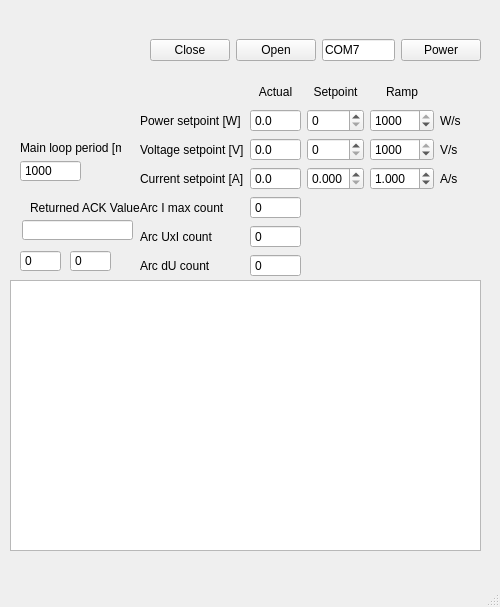
MarekVidis/TRDC_PlasmaSource, file TrueDC_layout.ui: the form before one commit.
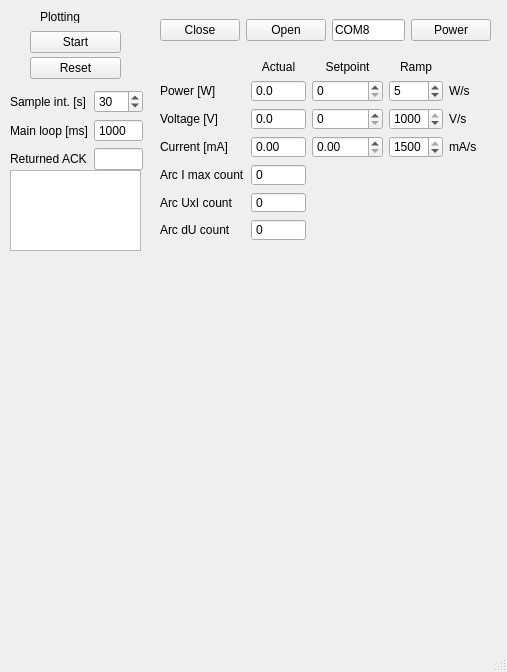
The form after the commit. Custom widgets are drawn as their Qt base class.

What changed in the file:
```diff
--- a/TrueDC_layout.ui
+++ b/TrueDC_layout.ui
@@ -6,8 +6,8 @@
    <rect>
     <x>0</x>
     <y>0</y>
-    <width>500</width>
-    <height>607</height>
+    <width>507</width>
+    <height>672</height>
    </rect>
   </property>
   <property name="windowTitle">
@@ -18,9 +18,9 @@
     <property name="geometry">
      <rect>
       <x>10</x>
-      <y>280</y>
-      <width>471</width>
-      <height>271</height>
+      <y>170</y>
+      <width>131</width>
+      <height>81</height>
      </rect>
     </property>
     <property name="readOnly">
@@ -30,8 +30,8 @@
    <widget class="QWidget" name="horizontalLayoutWidget">
     <property name="geometry">
      <rect>
-      <x>150</x>
-      <y>30</y>
+      <x>160</x>
+      <y>10</y>
       <width>331</width>
       <height>41</height>
      </rect>
@@ -54,7 +54,7 @@
      <item>
       <widget class="QLineEdit" name="com_port">
        <property name="text">
-        <string>COM7</string>
+        <string>COM8</string>
        </property>
       </widget>
      </item>
@@ -76,68 +76,13 @@
      </item>
     </layout>
    </widget>
-   <widget class="QLabel" name="label">
-    <property name="geometry">
-     <rect>
-      <x>30</x>
-      <y>200</y>
-      <width>111</width>
-      <height>16</height>
-     </rect>
-    </property>
-    <property name="text">
-     <string>Returned ACK Value</string>
-    </property>
-   </widget>
-   <widget class="QLineEdit" name="ACK_value">
-    <property name="geometry">
-     <rect>
-      <x>22</x>
-      <y>220</y>
-      <width>111</width>
-      <height>20</height>
-     </rect>
-    </property>
-   </widget>
-   <widget class="QSpinBox" name="ACK_byte_1">
-    <property name="geometry">
-     <rect>
-      <x>20</x>
-      <y>250</y>
-      <width>41</width>
-      <height>22</height>
-     </rect>
-    </property>
-    <property name="readOnly">
-     <bool>true</bool>
-    </property>
-    <property name="buttonSymbols">
-     <enum>QAbstractSpinBox::NoButtons</enum>
-    </property>
-   </widget>
-   <widget class="QSpinBox" name="ACK_byte_2">
-    <property name="geometry">
-     <rect>
-      <x>70</x>
-      <y>250</y>
-      <width>41</width>
-      <height>22</height>
-     </rect>
-    </property>
-    <property name="readOnly">
-     <bool>true</bool>
-    </property>
-    <property name="buttonSymbols">
-     <enum>QAbstractSpinBox::NoButtons</enum>
-    </property>
-   </widget>
    <widget class="QWidget" name="gridLayoutWidget_3">
     <property name="geometry">
      <rect>
-      <x>140</x>
-      <y>80</y>
-      <width>342</width>
-      <height>197</height>
+      <x>160</x>
+      <y>60</y>
+      <width>331</width>
+      <height>181</height>
      </rect>
     </property>
     <layout class="QGridLayout" name="gridLayout">
@@ -154,7 +99,182 @@
         <enum>QAbstractSpinBox::NoButtons</enum>
        </property>
        <property name="maximum">
-        <number>100000000</number>
+        <number>10000000</number>
+       </property>
+      </widget>
+     </item>
+     <item row="2" column="0">
+      <widget class="QLabel" name="U_label">
+       <property name="text">
+        <string>Voltage [V]</string>
+       </property>
+      </widget>
+     </item>
+     <item row="1" column="1">
+      <widget class="QDoubleSpinBox" name="P_act">
+       <property name="readOnly">
+        <bool>true</bool>
+       </property>
+       <property name="buttonSymbols">
+        <enum>QAbstractSpinBox::NoButtons</enum>
+       </property>
+       <property name="decimals">
+        <number>1</number>
+       </property>
+       <property name="maximum">
+        <double>5000.000000000000000</double>
+       </property>
+       <property name="singleStep">
+        <double>0.000000000000000</double>
+       </property>
+      </widget>
+     </item>
+     <item row="1" column="0">
+      <widget class="QLabel" name="P_label">
+       <property name="text">
+        <string>Power [W]</string>
+       </property>
+      </widget>
+     </item>
+     <item row="2" column="3">
+      <widget class="QDoubleSpinBox" name="U_ramp">
+       <property name="keyboardTracking">
+        <bool>false</bool>
+       </property>
+       <property name="decimals">
+        <number>0</number>
+       </property>
+       <property name="minimum">
+        <double>1.000000000000000</double>
+       </property>
+       <property name="maximum">
+        <double>1000.000000000000000</double>
+       </property>
+       <property name="value">
+        <double>1000.000000000000000</double>
+       </property>
+      </widget>
+     </item>
+     <item row="1" column="4">
+      <widget class="QLabel" name="label_11">
+       <property name="text">
+        <string>W/s</string>
+       </property>
+      </widget>
+     </item>
+     <item row="2" column="4">
+      <widget class="QLabel" name="label_9">
+       <property name="text">
+        <string>V/s</string>
+       </property>
+      </widget>
+     </item>
+     <item row="3" column="0">
+      <widget class="QLabel" name="I_label">
+       <property name="text">
+        <string>Current [mA]</string>
+       </property>
+      </widget>
+     </item>
+     <item row="3" column="3">
+      <widget class="QDoubleSpinBox" name="I_ramp">
+       <property name="keyboardTracking">
+        <bool>false</bool>
+       </property>
+       <property name="decimals">
+        <number>0</number>
+       </property>
+       <property name="minimum">
+        <double>0.000000000000000</double>
+       </property>
+       <property name="maximum">
+        <double>1500.000000000000000</double>
+       </property>
+       <property name="singleStep">
+        <double>0.001000000000000</double>
+       </property>
+       <property name="value">
+        <double>1500.000000000000000</double>
+       </property>
+      </widget>
+     </item>
+     <item row="3" column="1">
+      <widget class="QDoubleSpinBox" name="I_act">
+       <property name="readOnly">
+        <bool>true</bool>
+       </property>
+       <property name="buttonSymbols">
+        <enum>QAbstractSpinBox::NoButtons</enum>
+       </property>
+       <property name="decimals">
+        <number>2</number>
+       </property>
+       <property name="maximum">
+        <double>1500.000000000000000</double>
+       </property>
+       <property name="singleStep">
+        <double>0.000000000000000</double>
+       </property>
+      </widget>
+     </item>
+     <item row="3" column="4">
+      <widget class="QLabel" name="label_10">
+       <property name="text">
+        <string>mA/s</string>
+       </property>
+      </widget>
+     </item>
+     <item row="2" column="1">
+      <widget class="QDoubleSpinBox" name="U_act">
+       <property name="readOnly">
+        <bool>true</bool>
+       </property>
+       <property name="buttonSymbols">
+        <enum>QAbstractSpinBox::NoButtons</enum>
+       </property>
+       <property name="decimals">
+        <number>1</number>
+       </property>
+       <property name="maximum">
+        <double>1000.000000000000000</double>
+       </property>
+       <property name="singleStep">
+        <double>0.000000000000000</double>
+       </property>
+       <property name="value">
+        <double>0.000000000000000</double>
+       </property>
+      </widget>
+     </item>
+     <item row="2" column="2">
+      <widget class="QDoubleSpinBox" name="U_setpoint">
+       <property name="keyboardTracking">
+        <bool>false</bool>
+       </property>
+       <property name="decimals">
+        <number>0</number>
+       </property>
+       <property name="maximum">
+        <double>800.000000000000000</double>
+       </property>
+       <property name="value">
+        <double>0.000000000000000</double>
+       </property>
+      </widget>
+     </item>
+     <item row="1" column="2">
+      <widget class="QDoubleSpinBox" name="P_setpoint">
+       <property name="keyboardTracking">
+        <bool>false</bool>
+       </property>
+       <property name="decimals">
+        <number>0</number>
+       </property>
+       <property name="maximum">
+        <double>5000.000000000000000</double>
+       </property>
+       <property name="singleStep">
+        <double>1.000000000000000</double>
        </property>
       </widget>
      </item>
@@ -171,7 +291,7 @@
         <enum>QAbstractSpinBox::NoButtons</enum>
        </property>
        <property name="maximum">
-        <number>100000000</number>
+        <number>10000000</number>
        </property>
       </widget>
      </item>
@@ -221,6 +341,9 @@
        <property name="buttonSymbols">
         <enum>QAbstractSpinBox::NoButtons</enum>
        </property>
+       <property name="maximum">
+        <number>100000000</number>
+       </property>
       </widget>
      </item>
      <item row="0" column="3">
@@ -248,79 +371,10 @@
         <double>1.000000000000000</double>
        </property>
        <property name="maximum">
-        <double>1000.000000000000000</double>
+        <double>5000.000000000000000</double>
        </property>
        <property name="value">
-        <double>1000.000000000000000</double>
-       </property>
-      </widget>
-     </item>
-     <item row="1" column="4">
-      <widget class="QLabel" name="label_11">
-       <property name="text">
-        <string>W/s</string>
-       </property>
-      </widget>
-     </item>
-     <item row="2" column="4">
-      <widget class="QLabel" name="label_9">
-       <property name="text">
-        <string>V/s</string>
-       </property>
-      </widget>
-     </item>
-     <item row="3" column="0">
-      <widget class="QLabel" name="I_label">
-       <property name="text">
-        <string>Current setpoint [A]</string>
-       </property>
-      </widget>
-     </item>
-     <item row="3" column="3">
-      <widget class="QDoubleSpinBox" name="I_ramp">
-       <property name="keyboardTracking">
-        <bool>false</bool>
-       </property>
-       <property name="decimals">
-        <number>3</number>
-       </property>
-       <property name="minimum">
-        <double>0.001000000000000</double>
-       </property>
-       <property name="maximum">
-        <double>10.000000000000000</double>
-       </property>
-       <property name="singleStep">
-        <double>0.001000000000000</double>
-       </property>
-       <property name="value">
-        <double>1.000000000000000</double>
-       </property>
-      </widget>
-     </item>
-     <item row="3" column="1">
-      <widget class="QDoubleSpinBox" name="I_act">
-       <property name="readOnly">
-        <bool>true</bool>
-       </property>
-       <property name="buttonSymbols">
-        <enum>QAbstractSpinBox::NoButtons</enum>
-       </property>
-       <property name="decimals">
-        <number>1</number>
-       </property>
-       <property name="maximum">
-        <double>3000.000000000000000</double>
-       </property>
-       <property name="singleStep">
-        <double>0.000000000000000</double>
-       </property>
-      </widget>
-     </item>
-     <item row="3" column="4">
-      <widget class="QLabel" name="label_10">
-       <property name="text">
-        <string>A/s</string>
+        <double>5.000000000000000</double>
        </property>
       </widget>
      </item>
@@ -330,160 +384,208 @@
         <bool>false</bool>
        </property>
        <property name="decimals">
-        <number>3</number>
+        <number>2</number>
        </property>
        <property name="maximum">
-        <double>3.000000000000000</double>
+        <double>1500.000000000000000</double>
        </property>
        <property name="singleStep">
         <double>0.001000000000000</double>
        </property>
       </widget>
      </item>
+    </layout>
+   </widget>
+   <widget class="PlotWidget" name="arc_dU_graph" native="true">
+    <property name="geometry">
+     <rect>
+      <x>20</x>
+      <y>270</y>
+      <width>461</width>
+      <height>151</height>
+     </rect>
+    </property>
+   </widget>
+   <widget class="QLabel" name="label_14">
+    <property name="geometry">
+     <rect>
+      <x>40</x>
+      <y>10</y>
+      <width>47</width>
+      <height>13</height>
+     </rect>
+    </property>
+    <property name="text">
+     <string>Plotting</string>
+    </property>
+   </widget>
+   <widget class="QWidget" name="verticalLayoutWidget">
+    <property name="geometry">
+     <rect>
+      <x>30</x>
+      <y>30</y>
+      <width>91</width>
+      <height>51</height>
+     </rect>
+    </property>
+    <layout class="QVBoxLayout" name="Ploting_layout">
+     <property name="spacing">
+      <number>3</number>
+     </property>
+     <item>
+      <widget class="QPushButton" name="plot_start">
+       <property name="text">
+        <string>Start</string>
+       </property>
+       <property name="checkable">
+        <bool>true</bool>
+       </property>
+      </widget>
+     </item>
+     <item>
+      <widget class="QPushButton" name="plot_reset">
+       <property name="text">
+        <string>Reset</string>
+       </property>
+      </widget>
+     </item>
+    </layout>
+   </widget>
+   <widget class="PlotWidget" name="arc_Im_UxI_graph" native="true">
+    <property name="geometry">
+     <rect>
+      <x>20</x>
+      <y>430</y>
+      <width>461</width>
+      <height>111</height>
+     </rect>
+    </property>
+   </widget>
+   <widget class="QWidget" name="gridLayoutWidget">
+    <property name="geometry">
+     <rect>
+      <x>10</x>
+      <y>90</y>
+      <width>131</width>
+      <height>74</height>
+     </rect>
+    </property>
+    <layout class="QGridLayout" name="gridLayout_2">
+     <property name="sizeConstraint">
+      <enum>QLayout::SetMinimumSize</enum>
+     </property>
+     <item row="1" column="1">
+      <widget class="QSpinBox" name="loop_period">
+       <property name="sizePolicy">
+        <sizepolicy hsizetype="Maximum" vsizetype="Fixed">
+         <horstretch>0</horstretch>
+         <verstretch>0</verstretch>
+        </sizepolicy>
+       </property>
+       <property name="maximumSize">
+        <size>
+         <width>49</width>
+         <height>16777215</height>
+        </size>
+       </property>
+       <property name="buttonSymbols">
+        <enum>QAbstractSpinBox::NoButtons</enum>
+       </property>
+       <property name="keyboardTracking">
+        <bool>false</bool>
+       </property>
+       <property name="minimum">
+        <number>100</number>
+       </property>
+       <property name="maximum">
+        <number>100000</number>
+       </property>
+       <property name="value">
+        <number>1000</number>
+       </property>
+      </widget>
+     </item>
      <item row="2" column="1">
-      <widget class="QDoubleSpinBox" name="U_act">
-       <property name="readOnly">
-        <bool>true</bool>
+      <widget class="QLineEdit" name="ACK_value">
+       <property name="sizePolicy">
+        <sizepolicy hsizetype="Maximum" vsizetype="Fixed">
+         <horstretch>0</horstretch>
+         <verstretch>0</verstretch>
+        </sizepolicy>
        </property>
-       <property name="buttonSymbols">
-        <enum>QAbstractSpinBox::NoButtons</enum>
+       <property name="minimumSize">
+        <size>
+         <width>0</width>
+         <height>0</height>
+        </size>
        </property>
-       <property name="decimals">
-        <number>1</number>
-       </property>
-       <property name="maximum">
-        <double>1000.000000000000000</double>
-       </property>
-       <property name="singleStep">
-        <double>0.000000000000000</double>
-       </property>
-       <property name="value">
-        <double>0.000000000000000</double>
-       </property>
-      </widget>
-     </item>
-     <item row="2" column="2">
-      <widget class="QDoubleSpinBox" name="U_setpoint">
-       <property name="keyboardTracking">
-        <bool>false</bool>
-       </property>
-       <property name="decimals">
-        <number>0</number>
-       </property>
-       <property name="maximum">
-        <double>1000.000000000000000</double>
-       </property>
-       <property name="value">
-        <double>0.000000000000000</double>
-       </property>
-      </widget>
-     </item>
-     <item row="1" column="2">
-      <widget class="QDoubleSpinBox" name="P_setpoint">
-       <property name="keyboardTracking">
-        <bool>false</bool>
-       </property>
-       <property name="decimals">
-        <number>0</number>
-       </property>
-       <property name="maximum">
-        <double>1000.000000000000000</double>
-       </property>
-       <property name="singleStep">
-        <double>1.000000000000000</double>
+       <property name="maximumSize">
+        <size>
+         <width>49</width>
+         <height>16777215</height>
+        </size>
        </property>
       </widget>
      </item>
      <item row="2" column="0">
-      <widget class="QLabel" name="U_label">
+      <widget class="QLabel" name="label">
        <property name="text">
-        <string>Voltage setpoint [V]</string>
-       </property>
-      </widget>
-     </item>
-     <item row="1" column="1">
-      <widget class="QDoubleSpinBox" name="P_act">
-       <property name="readOnly">
-        <bool>true</bool>
-       </property>
-       <property name="buttonSymbols">
-        <enum>QAbstractSpinBox::NoButtons</enum>
-       </property>
-       <property name="decimals">
-        <number>1</number>
-       </property>
-       <property name="maximum">
-        <double>1000.000000000000000</double>
-       </property>
-       <property name="singleStep">
-        <double>1.000000000000000</double>
+        <string>Returned ACK</string>
        </property>
       </widget>
      </item>
      <item row="1" column="0">
-      <widget class="QLabel" name="P_label">
+      <widget class="QLabel" name="label_12">
        <property name="text">
-        <string>Power setpoint [W]</string>
+        <string>Main loop [ms]</string>
        </property>
       </widget>
      </item>
-     <item row="2" column="3">
-      <widget class="QDoubleSpinBox" name="U_ramp">
+     <item row="0" column="0">
+      <widget class="QLabel" name="label_15">
+       <property name="text">
+        <string>Sample int. [s]</string>
+       </property>
+      </widget>
+     </item>
+     <item row="0" column="1">
+      <widget class="QSpinBox" name="sample_interval">
+       <property name="sizePolicy">
+        <sizepolicy hsizetype="Minimum" vsizetype="Fixed">
+         <horstretch>0</horstretch>
+         <verstretch>0</verstretch>
+        </sizepolicy>
+       </property>
+       <property name="maximumSize">
+        <size>
+         <width>49</width>
+         <height>16777215</height>
+        </size>
+       </property>
        <property name="keyboardTracking">
         <bool>false</bool>
        </property>
-       <property name="decimals">
-        <number>0</number>
-       </property>
        <property name="minimum">
-        <double>1.000000000000000</double>
+        <number>1</number>
        </property>
        <property name="maximum">
-        <double>1000.000000000000000</double>
+        <number>3600</number>
        </property>
        <property name="value">
-        <double>1000.000000000000000</double>
+        <number>30</number>
        </property>
       </widget>
      </item>
     </layout>
    </widget>
-   <widget class="QSpinBox" name="loop_period">
+   <widget class="PlotWidget" name="applied_U_graph" native="true">
     <property name="geometry">
      <rect>
       <x>20</x>
-      <y>160</y>
-      <width>61</width>
-      <height>22</height>
+      <y>550</y>
+      <width>461</width>
+      <height>101</height>
      </rect>
-    </property>
-    <property name="buttonSymbols">
-     <enum>QAbstractSpinBox::NoButtons</enum>
-    </property>
-    <property name="keyboardTracking">
-     <bool>false</bool>
-    </property>
-    <property name="minimum">
-     <number>100</number>
-    </property>
-    <property name="maximum">
-     <number>100000</number>
-    </property>
-    <property name="value">
-     <number>1000</number>
-    </property>
-   </widget>
-   <widget class="QLabel" name="label_12">
-    <property name="geometry">
-     <rect>
-      <x>20</x>
-      <y>140</y>
-      <width>101</width>
-      <height>16</height>
-     </rect>
-    </property>
-    <property name="text">
-     <string>Main loop period [ms]</string>
     </property>
    </widget>
   </widget>
@@ -499,6 +601,36 @@
   </widget>
   <widget class="QStatusBar" name="statusbar"/>
  </widget>
+ <customwidgets>
+  <customwidget>
+   <class>PlotWidget</class>
+   <extends>QWidget</extends>
+   <header>pyqtgraph</header>
+   <container>1</container>
+  </customwidget>
+ </customwidgets>
+ <tabstops>
+  <tabstop>com_port</tabstop>
+  <tabstop>open_serial</tabstop>
+  <tabstop>P_setpoint</tabstop>
+  <tabstop>P_ramp</tabstop>
+  <tabstop>U_setpoint</tabstop>
+  <tabstop>U_ramp</tabstop>
+  <tabstop>I_setpoint</tabstop>
+  <tabstop>I_ramp</tabstop>
+  <tabstop>plot_start</tabstop>
+  <tabstop>power_butt</tabstop>
+  <tabstop>close_serial</tabstop>
+  <tabstop>loop_period</tabstop>
+  <tabstop>ACK_value</tabstop>
+  <tabstop>P_act</tabstop>
+  <tabstop>U_act</tabstop>
+  <tabstop>I_act</tabstop>
+  <tabstop>arc_Im_count</tabstop>
+  <tabstop>arc_UxI_count</tabstop>
+  <tabstop>arc_dU_count</tabstop>
+  <tabstop>output_box</tabstop>
+ </tabstops>
  <resources/>
  <connections/>
 </ui>
```
Left out of the diff: 6 changed lines with no effect on the pictures.
